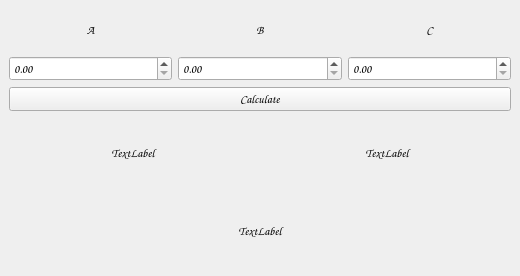
This is window.ui in Vibenshus-Gymnasium-Pro/pyside6-1-CoolTL as Qt 5 draws it before an edit. The edited form follows.
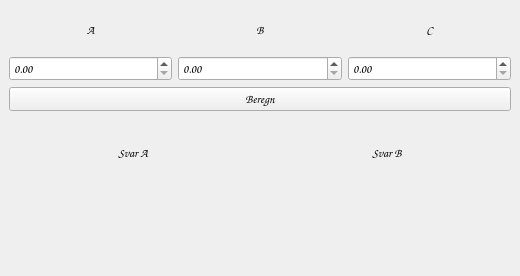
This is the edited form.

Commit message:
added most of the maths
the code doesnt work because of the pushButton, but i will look at that later

```diff
--- a/window.ui
+++ b/window.ui
@@ -74,7 +74,7 @@
       <item>
        <widget class="QPushButton" name="calculate">
         <property name="text">
-         <string>Calculate</string>
+         <string>Beregn</string>
         </property>
        </widget>
       </item>
@@ -85,7 +85,7 @@
           <item>
            <widget class="QLabel" name="answer_1">
             <property name="text">
-             <string>TextLabel</string>
+             <string>Svar A</string>
             </property>
             <property name="alignment">
              <set>Qt::AlignmentFlag::AlignCenter</set>
@@ -98,7 +98,7 @@
           <item>
            <widget class="QLabel" name="answer_2">
             <property name="text">
-             <string>TextLabel</string>
+             <string>Svar B</string>
             </property>
             <property name="alignment">
              <set>Qt::AlignmentFlag::AlignCenter</set>
@@ -115,7 +115,7 @@
       <item>
        <widget class="QLabel" name="solution_checker">
         <property name="text">
-         <string>TextLabel</string>
+         <string/>
         </property>
         <property name="alignment">
          <set>Qt::AlignmentFlag::AlignCenter</set>
```
Left out of the diff: 6 changed lines with no effect on the pictures. The commit also changes 1 other file.
